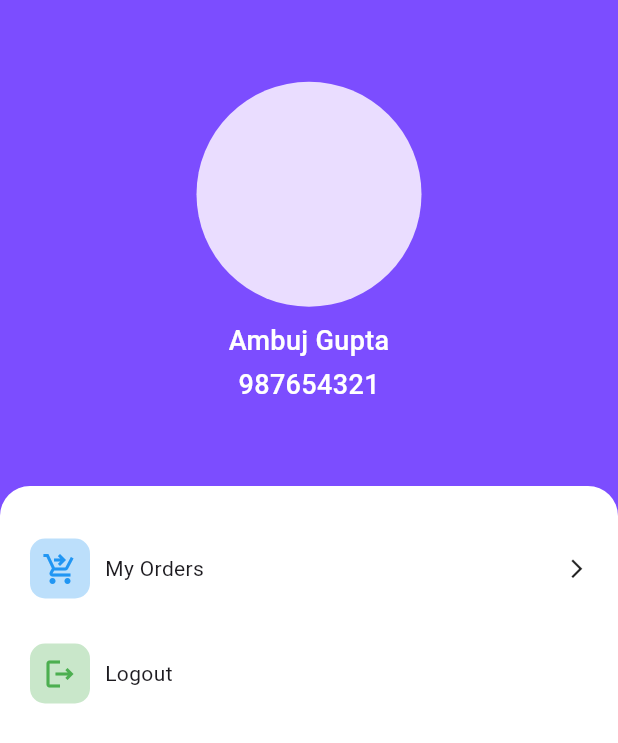
After one commit to ambujgupta29/SYS_FrontEnd, a Flutter app: the ProfileScreen screen opened by its route, on a phone screen of 412 x 824 dp. The commit adds this screen. Shown: the top 743 px of the screen. Run offline on Flutter 3.47's test engine with Material 3 defaults, Android fonts, the phone set to English and light mode, and no system bars; our stand-ins replace dio, flutter_bloc.

Commit message:
profile screen

```diff
--- a/lib/common/loader_control.dart
+++ b/lib/common/loader_control.dart
@@ -12,7 +12,7 @@ void stopLoader(BuildContext? context) {
 
 void startLoader(BuildContext? context) {
   if (context!.mounted) {
-    if (_loaderStared || context == null) return;
+    if (_loaderStared) return;
 
     _loaderStared = true;
     Loader.show(context,
--- a/lib/main.dart
+++ b/lib/main.dart
@@ -3,6 +3,7 @@ import 'package:flutter_bloc/flutter_bloc.dart';
 import 'package:sys_mobile/bloc/login/login_bloc.dart';
 import 'package:sys_mobile/ui/screens/login/login_otp_screen.dart';
 import 'package:sys_mobile/ui/screens/login/login_phone_screen.dart';
+import 'package:sys_mobile/ui/screens/profile/profile_screen.dart';
 import 'package:sys_mobile/ui/screens/splash/splash_screen.dart';
 
 void main() {
@@ -20,6 +21,7 @@ void main() {
             child: const LoginOtpScreen(),
           ),
       // '/dashboard': (context) => ,
+      '/profile': (context) => const ProfileScreen(),
     },
   ));
 }
--- /dev/null
+++ b/lib/ui/screens/profile/profile_screen.dart
@@ -0,0 +1,158 @@
+import 'package:flutter/cupertino.dart';
+import 'package:flutter/material.dart';
+import 'package:flutter/widgets.dart';
+import 'package:sys_mobile/ui/utils/theme.dart';
+
+class ProfileCardModel {
+  IconData icon;
+  String title;
+  bool hasArrow;
+  Color iconColor;
+
+  ProfileCardModel(this.icon, this.title, this.hasArrow, this.iconColor) {}
+}
+
+class ProfileScreen extends StatefulWidget {
+  const ProfileScreen({super.key});
+
+  @override
+  State<ProfileScreen> createState() => _ProfileScreenState();
+}
+
+class _ProfileScreenState extends State<ProfileScreen> {
+  List<ProfileCardModel> profileCardList = [
+    ProfileCardModel(
+        Icons.shopping_cart_checkout_outlined, "My Orders", true, Colors.blue),
+    ProfileCardModel(Icons.logout_outlined, "Logout", false, Colors.green),
+  ];
+  @override
+  Widget build(BuildContext context) {
+    return Scaffold(
+      backgroundColor: SysAppTheme().buttonColor,
+      body: SafeArea(
+        child: Stack(
+          alignment: Alignment.bottomCenter,
+          children: [
+            Container(
+              color: Colors.deepPurpleAccent,
+            ),
+            Column(
+              crossAxisAlignment: CrossAxisAlignment.start,
+              mainAxisSize: MainAxisSize.min,
+              children: [
+                // Padding(
+                //   padding: const EdgeInsets.symmetric(
+                //       vertical: 30.0, horizontal: 15),
+                //   child: Text(
+                //     'Profile',
+                //     style: SysAppTheme().textStyle(
+                //       fontSize: SysAppTheme().fontSizeDefaultHeading,
+                //       fontWeight: SysAppTheme().fontWeightDefaultHeading,
+                //       color: SysAppTheme().white,
+                //     ),
+                //   ),
+                // ),
+                Flexible(
+                  child: Center(
+                    child: Column(
+                      mainAxisAlignment: MainAxisAlignment.center,
+                      crossAxisAlignment: CrossAxisAlignment.center,
+                      children: [
+                        const CircleAvatar(
+                          radius: 75,
+                        ),
+                        Padding(
+                          padding: const EdgeInsets.only(top: 10, bottom: 3),
+                          child: Text(
+                            'Ambuj Gupta',
+                            style: SysAppTheme().textStyle(
+                              fontSize: SysAppTheme().fontSizeDefaultHeading,
+                              fontWeight:
+                                  SysAppTheme().fontWeightDefaultHeading,
+                              color: SysAppTheme().white,
+                            ),
+                          ),
+                        ),
+                        Text(
+                          '987654321',
+                          style: SysAppTheme().textStyle(
+                            fontSize: SysAppTheme().fontSizeDefaultHeading,
+                            fontWeight: SysAppTheme().fontWeightDefaultHeading,
+                            color: SysAppTheme().white,
+                          ),
+                        ),
+                      ],
+                    ),
+                  ),
+                ),
+                Container(
+                  padding: const EdgeInsets.only(top: 20),
+                  decoration: const BoxDecoration(
+                      color: Colors.white,
+                      borderRadius: BorderRadius.only(
+                          topLeft: Radius.circular(20),
+                          topRight: Radius.circular(20))),
+                  width: double.infinity,
+                  height: 500,
+                  child: ListView.separated(
+                      separatorBuilder: (context, index) {
+                        return Container();
+                        // Divider(
+                        //   endIndent: 20,
+                        //   indent: 20,
+                        // );
+                      },
+                      itemCount: profileCardList.length,
+                      itemBuilder: ((context, index) {
+                        return profileCard(
+                            icon: profileCardList[index].icon,
+                            title: profileCardList[index].title,
+                            hasArrow: profileCardList[index].hasArrow,
+                            iconColor: profileCardList[index].iconColor);
+                      })),
+                )
+              ],
+            ),
+          ],
+        ),
+      ),
+    );
+  }
+
+  Widget profileCard(
+      {required IconData icon,
+      required String title,
+      required bool hasArrow,
+      required Color iconColor}) {
+    return Padding(
+      padding: const EdgeInsets.symmetric(vertical: 15, horizontal: 20),
+      child: Row(
+        children: [
+          Container(
+            margin: const EdgeInsets.only(right: 10),
+            padding: const EdgeInsets.all(8),
+            decoration: BoxDecoration(
+              color: iconColor.withOpacity(0.3),
+              borderRadius: const BorderRadius.all(
+                Radius.circular(10),
+              ),
+            ),
+            child: Icon(
+              icon,
+              color: iconColor,
+            ),
+          ),
+          Expanded(
+            child: Text(title),
+          ),
+          hasArrow
+              ? const Icon(
+                  Icons.arrow_forward_ios,
+                  size: 15,
+                )
+              : Container()
+        ],
+      ),
+    );
+  }
+}
```
